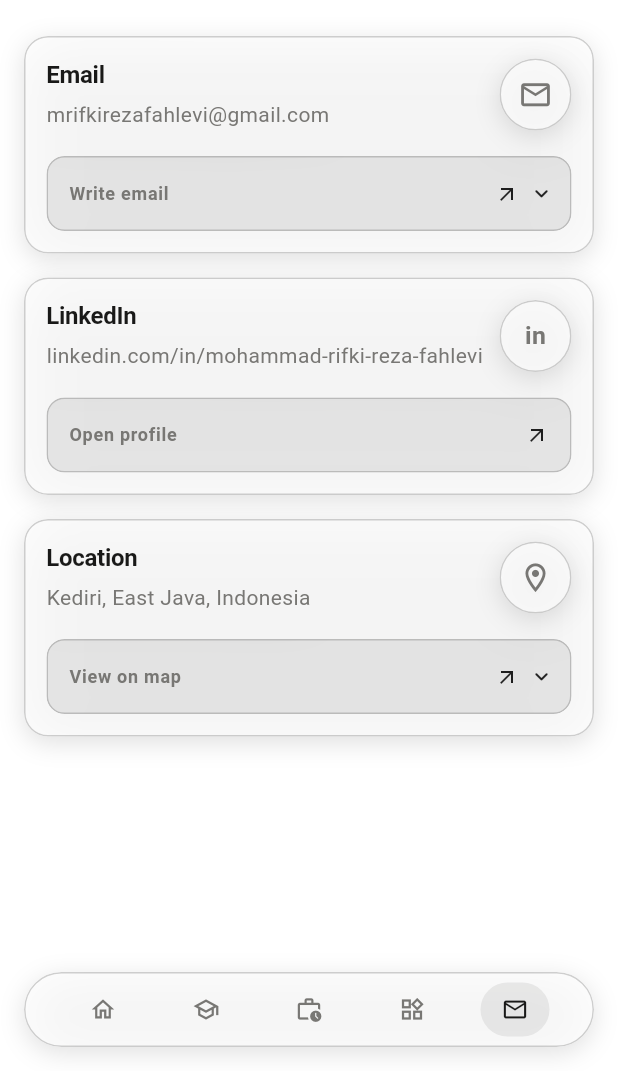
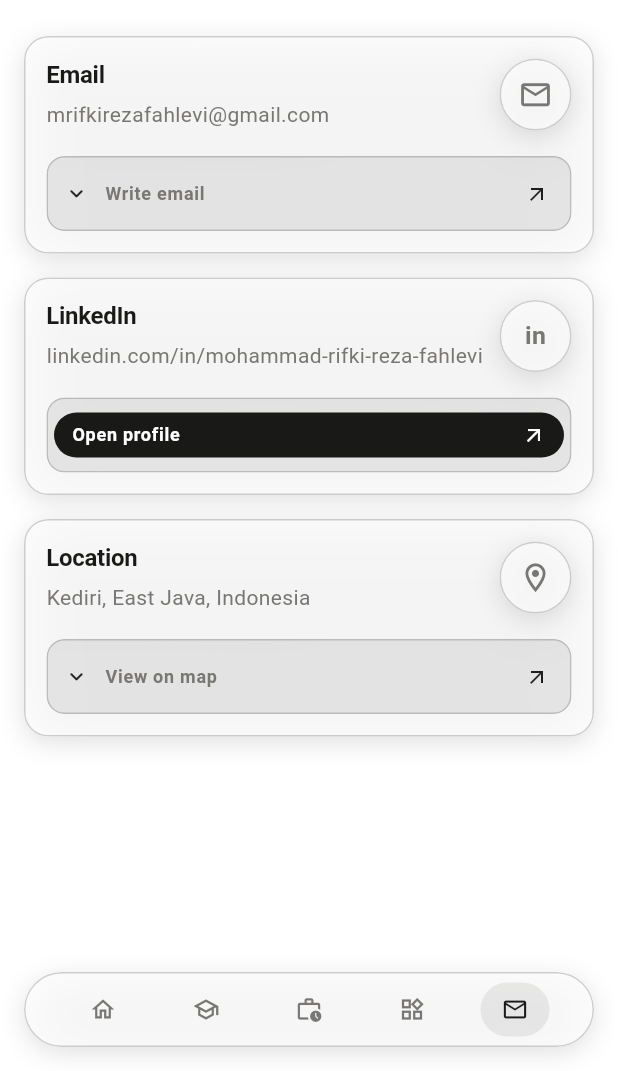
Before and after one commit to refdevteam/ref_porto, a Flutter app: the screen it shows after launch, item 5 of the bottom bar chosen, on a phone screen of 412 x 824 dp, the part 165-1236 px from its top. Run offline on Flutter 3.47's test engine with Material 3 defaults, Android fonts, the phone set to English and light mode, and no system bars; our stand-ins replace flutter_map, go_router, latlong2, shared_preferences, supabase_flutter; accounts and stored records are empty.

Commit message:
feat: reorder contact action bar with highlighted external action

```diff
--- a/lib/features/contacts/widgets/contact_card.dart
+++ b/lib/features/contacts/widgets/contact_card.dart
@@ -36,6 +36,9 @@ class ContactCard extends StatelessWidget {
     this.expanded = false,
     this.onToggle,
     this.expandedContent,
+    this.secondaryLabel,
+    this.onSecondary,
+    this.highlightAction = false,
   }) : assert(icon != null || glyph != null);
 
   final String title;
@@ -58,6 +61,15 @@ class ContactCard extends StatelessWidget {
   final VoidCallback? onToggle;
 
   final Widget? expandedContent;
+
+  /// Aksi sekunder di kiri aksi utama pada action bar (mis. Reset).
+  /// `null` → tanpa aksi sekunder.
+  final String? secondaryLabel;
+  final VoidCallback? onSecondary;
+
+  /// Saat `true`, aksi utama tampil sebagai pill filled — penanda bahwa
+  /// aksi membuka halaman/ aplikasi di luar porto.
+  final bool highlightAction;
 
   @override
   Widget build(BuildContext context) {
@@ -153,6 +165,9 @@ class ContactCard extends StatelessWidget {
             expanded: expanded,
             onPrimary: onAction,
             onToggle: onToggle,
+            secondaryLabel: secondaryLabel,
+            onSecondary: onSecondary,
+            highlight: highlightAction,
           ),
         ],
       ),
@@ -160,14 +175,18 @@ class ContactCard extends StatelessWidget {
   }
 }
 
-/// Bar aksi dua zona: kiri = aksi utama (label + panah), kanan = chevron
-/// toggle untuk kartu expandable. Kartu tanpa expand tampil tanpa chevron.
+/// Bar aksi: chevron toggle di paling kiri, aksi sekunder (mis. Reset)
+/// menyusulnya, lalu aksi utama di paling kanan — tampil sebagai pill
+/// filled bila [highlight], penanda aksi membuka halaman di luar porto.
 class _ActionBar extends StatelessWidget {
   const _ActionBar({
     required this.label,
     required this.expanded,
     required this.onPrimary,
     this.onToggle,
+    this.secondaryLabel,
+    this.onSecondary,
+    this.highlight = false,
   });
 
   final String label;
@@ -175,14 +194,30 @@ class _ActionBar extends StatelessWidget {
   final VoidCallback onPrimary;
   final VoidCallback? onToggle;
 
+  /// Aksi sekunder di kiri aksi utama (mis. Reset).
+  final String? secondaryLabel;
+  final VoidCallback? onSecondary;
+
+  /// Saat `true`, aksi utama tampil sebagai pill filled (kontras tinggi).
+  final bool highlight;
+
   @override
   Widget build(BuildContext context) {
     final ThemeData theme = Theme.of(context);
     final FrostedTheme frost = FrostedTheme.of(context);
+    final ColorScheme colors = theme.colorScheme;
+    final BorderRadius pillRadius = BorderRadius.circular(999);
 
-    final Widget primary = InkWell(
+    final Widget primary = Material(
+      color: highlight ? colors.primary : Colors.transparent,
+      borderRadius: pillRadius,
+      child: InkWell(
         onTap: onPrimary,
-      borderRadius: BorderRadius.circular(12),
+        borderRadius: pillRadius,
+        child: SizedBox(
+          height: 30,
+          child: Padding(
+            padding: EdgeInsets.symmetric(horizontal: highlight ? 12 : 0),
             child: Row(
               mainAxisAlignment: MainAxisAlignment.spaceBetween,
               children: [
@@ -191,30 +226,43 @@ class _ActionBar extends StatelessWidget {
                     label,
                     maxLines: 1,
                     overflow: TextOverflow.ellipsis,
-              style: theme.textTheme.labelMedium,
+                    style: highlight
+                        ? theme.textTheme.labelMedium!.copyWith(
+                            color: colors.onPrimary,
+                            fontWeight: FontWeight.w600,
+                          )
+                        : theme.textTheme.labelMedium,
                   ),
                 ),
-          const Icon(Icons.arrow_outward, size: 16),
+                Icon(
+                  Icons.arrow_outward,
+                  size: 16,
+                  color: highlight ? colors.onPrimary : null,
+                ),
               ],
+            ),
+          ),
+        ),
       ),
     );
 
-    return FrostedGlass(
-      radius: 12,
-      fill: frost.fillStrong,
-      shadow: false,
-      padding: EdgeInsets.only(
-        left: 14,
-        right: onToggle == null ? 14 : 4,
-        top: 9,
-        bottom: 9,
+    final Widget? secondary = secondaryLabel == null
+        ? null
+        : TextButton.icon(
+            onPressed: onSecondary,
+            icon: const Icon(Icons.refresh_rounded, size: 16),
+            label: Text(secondaryLabel!),
+            // Samakan tinggi & rapatkan dengan bar aksi utama.
+            style: TextButton.styleFrom(
+              minimumSize: const Size(0, 30),
+              padding: const EdgeInsets.symmetric(horizontal: 8),
+              tapTargetSize: MaterialTapTargetSize.shrinkWrap,
             ),
-      child: onToggle == null
-          ? SizedBox(height: 30, child: primary)
-          : Row(
-              children: [
-                Expanded(child: primary),
-                InkWell(
+          );
+
+    final Widget? chevron = onToggle == null
+        ? null
+        : InkWell(
             onTap: onToggle,
             borderRadius: BorderRadius.circular(999),
             child: AnimatedRotation(
@@ -226,7 +274,28 @@ class _ActionBar extends StatelessWidget {
                 child: Icon(Icons.keyboard_arrow_down_rounded, size: 18),
               ),
             ),
+          );
+
+    return FrostedGlass(
+      radius: 12,
+      fill: frost.fillStrong,
+      shadow: false,
+      padding: EdgeInsets.only(
+        // Pill membawa padding internal sendiri; selain itu rapatkan
+        // ke tepi supaya margin kiri-kanan seimbang.
+        left: onToggle == null && !highlight ? 14 : 4,
+        right: highlight ? 4 : 14,
+        top: 9,
+        bottom: 9,
       ),
+      child: onToggle == null && secondary == null
+          ? primary
+          : Row(
+              spacing: 4,
+              children: [
+                ?chevron,
+                ?secondary,
+                Expanded(child: primary),
               ],
             ),
     );
@@ -283,6 +352,11 @@ class _ContactGridState extends State<ContactGrid> {
         expanded: _emailExpanded,
         onToggle: () => setState(() => _emailExpanded = !_emailExpanded),
         expandedContent: _emailForm(),
+        // Reset hanya relevan saat form tampil.
+        secondaryLabel: _emailExpanded ? 'Reset' : null,
+        onSecondary: _emailExpanded ? _resetEmailForm : null,
+        // "Write email" membuka form inline; "Send email" keluar (mailto).
+        highlightAction: _emailExpanded,
       ),
       ContactCard(
         title: 'LinkedIn',
@@ -290,6 +364,8 @@ class _ContactGridState extends State<ContactGrid> {
         glyph: 'in',
         actionLabel: 'Open profile',
         onAction: () => _openLinkedIn(data.linkedinUrl),
+        // Selalu membuka tab browser baru — di luar porto.
+        highlightAction: true,
       ),
       ContactCard(
         title: 'Location',
@@ -306,6 +382,8 @@ class _ContactGridState extends State<ContactGrid> {
         expanded: _locationExpanded,
         onToggle: () => setState(() => _locationExpanded = !_locationExpanded),
         expandedContent: _locationMap(data),
+        // "View on map" membuka peta inline; "Open in Google Maps" keluar.
+        highlightAction: _locationExpanded,
       ),
     ];
 
@@ -347,14 +425,6 @@ class _ContactGridState extends State<ContactGrid> {
           keyboardType: TextInputType.multiline,
           style: Theme.of(context).textTheme.bodyMedium,
           decoration: _fieldDecoration(),
-        ),
-        Align(
-          alignment: Alignment.centerRight,
-          child: TextButton.icon(
-            onPressed: _resetEmailForm,
-            icon: const Icon(Icons.refresh_rounded, size: 16),
-            label: const Text('Reset'),
-          ),
         ),
       ],
     );
```
Lines whose indentation alone changed are shown as unchanged.
